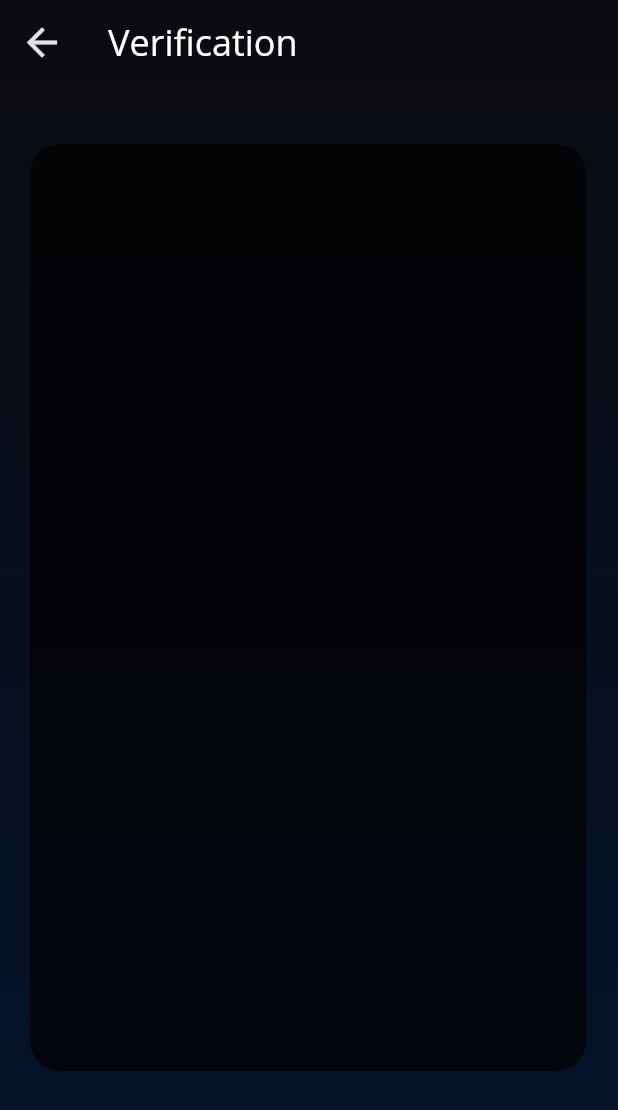
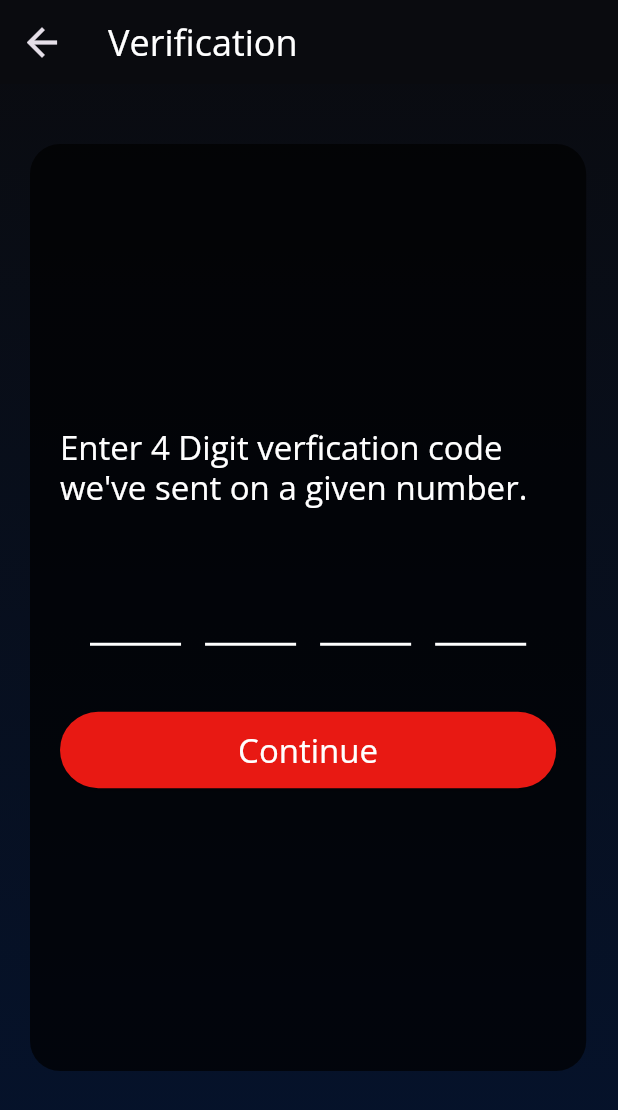
Before and after one commit to TheBoy-WhoCode/garuda_ott, a Flutter app: the screen it shows after launch, on a phone screen of 412 x 824 dp. Shown: the top 1110 px of the screen. Run offline on Flutter 3.47's test engine with Material 2 defaults, Android fonts, the phone set to English and light mode, and no system bars; drawn by our look-alikes of sms_autofill; our stand-ins replace cached_network_image, google_fonts.

Commit message:
otp completed

```diff
--- a/lib/presentation/auth/OTP/otp_page.dart
+++ b/lib/presentation/auth/OTP/otp_page.dart
@@ -1,4 +1,6 @@
 import 'package:flutter/material.dart';
+import 'package:garuda_ott/presentation/auth/OTP/widgets/sms_otp.dart';
+import 'package:garuda_ott/utils/assets/assets.dart';
 import 'package:garuda_ott/utils/themes/themes.dart';
 import 'package:garuda_ott/widgets/widgets.dart';
 
@@ -22,16 +24,15 @@ class OTPPage extends StatelessWidget {
             style: themeData.textTheme.headline2,
           ),
         ),
-        body: SingleChildScrollView(
+        body: const SingleChildScrollView(
           child: Padding(
-            padding: const EdgeInsets.symmetric(vertical: 40, horizontal: 20),
+            padding: EdgeInsets.symmetric(vertical: 40, horizontal: 20),
             child: CustomPannel(
               heightPercentage: 0.75,
               widthPercentage: 0.9,
               child: Padding(
-                padding:
-                    const EdgeInsets.symmetric(vertical: 40, horizontal: 20),
-                // child: ,
+                padding: EdgeInsets.symmetric(vertical: 40, horizontal: 20),
+                child: SMSOtp(),
               ),
             ),
           ),
--- /dev/null
+++ b/lib/presentation/auth/OTP/widgets/sms_otp.dart
@@ -0,0 +1,73 @@
+import 'package:flutter/material.dart';
+import 'package:sms_autofill/sms_autofill.dart';
+
+class SMSOtp extends StatefulWidget {
+  const SMSOtp({Key? key}) : super(key: key);
+
+  @override
+  State<SMSOtp> createState() => _SMSOtpState();
+}
+
+class _SMSOtpState extends State<SMSOtp> {
+  final String _code = "";
+
+  String singnature = "";
+
+  @override
+  void dispose() {
+    SmsAutoFill().unregisterListener();
+    super.dispose();
+  }
+
+  @override
+  Widget build(BuildContext context) {
+    final ThemeData themeData = Theme.of(context);
+    return Column(
+      mainAxisAlignment: MainAxisAlignment.center,
+      children: [
+        Text(
+          "Enter 4 Digit verfication code we've sent on a given number.",
+          style: themeData.textTheme.headline3,
+        ),
+        const SizedBox(
+          height: 24,
+        ),
+        Padding(
+          padding: const EdgeInsets.symmetric(vertical: 20, horizontal: 20),
+          child: PinFieldAutoFill(
+            cursor: Cursor(color: Colors.white),
+            codeLength: 4,
+            decoration: UnderlineDecoration(
+              textStyle: themeData.textTheme.headline1,
+              colorBuilder: const FixedColorBuilder(Colors.white),
+            ),
+            currentCode: _code,
+            onCodeSubmitted: (code) {},
+            onCodeChanged: (code) {
+              if (code!.length == 4) {
+                FocusScope.of(context).requestFocus(FocusNode());
+              }
+            },
+          ),
+        ),
+        const SizedBox(
+          height: 24,
+        ),
+        ElevatedButton(
+          onPressed: () {
+            SmsAutoFill().listenForCode;
+          },
+          child: Row(
+            mainAxisAlignment: MainAxisAlignment.center,
+            children: [
+              Text(
+                "Continue",
+                style: themeData.textTheme.headline3,
+              ),
+            ],
+          ),
+        )
+      ],
+    );
+  }
+}
--- a/lib/utils/assets/app_assets.dart
+++ b/lib/utils/assets/app_assets.dart
@@ -1,6 +1,11 @@
 class Assets {
+  // Local Asssets
   static const String _images = 'assets/images/';
 
   static const String logo1 = '${_images}logo.png';
   static const String loginBackground = '${_images}login_bg.png';
+
+  // Network Assets
+  static const String profileUrl =
+      "https://cdn.pixabay.com/photo/2016/08/31/11/54/user-1633249_1280.png";
 }
--- a/lib/widgets/widgets.dart
+++ b/lib/widgets/widgets.dart
@@ -1,2 +1,3 @@
 export 'custom_text_form_field.dart';
 export 'custom_pannel.dart';
+export 'profile_avatar.dart';
--- a/pubspec.yaml
+++ b/pubspec.yaml
@@ -34,6 +34,7 @@ dependencies:
   get: ^4.6.1
   google_fonts: ^2.3.1
   logger: ^1.1.0
+  sms_autofill: ^2.2.0
 
 dev_dependencies:
   flutter_lints: ^1.0.0
```
Also changed, not shown: pubspec.lock, 2 other files.
